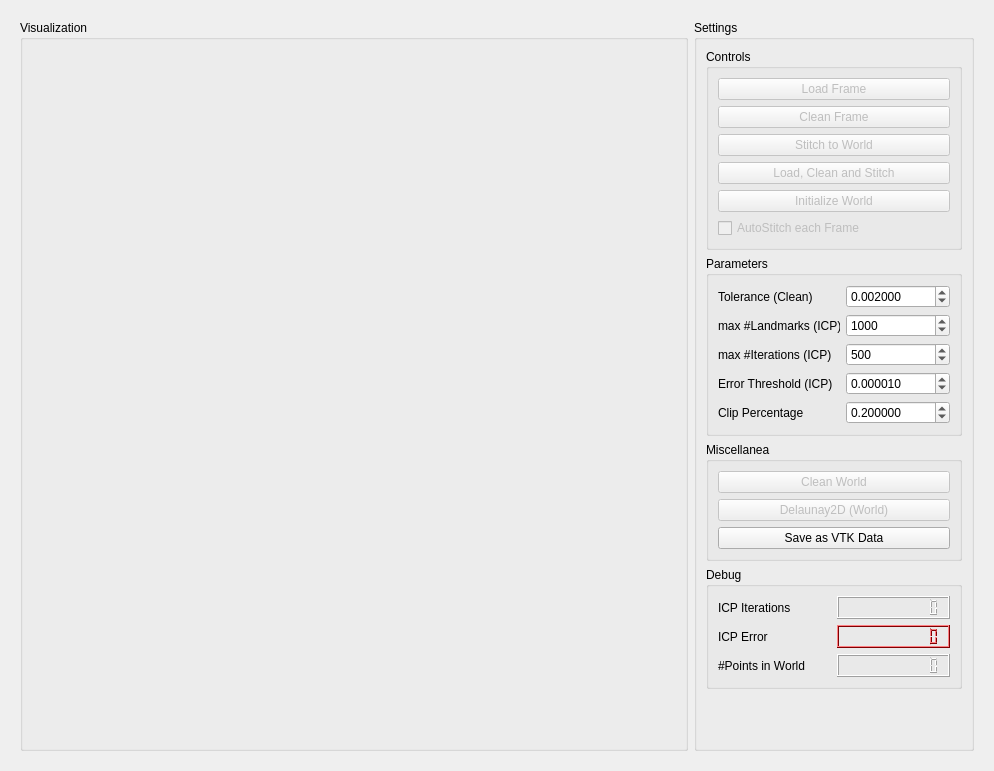
Above: master/seminar/StitchingWidget.ui from anygo/uniprojectsdn before the change. Below: the same form after it.
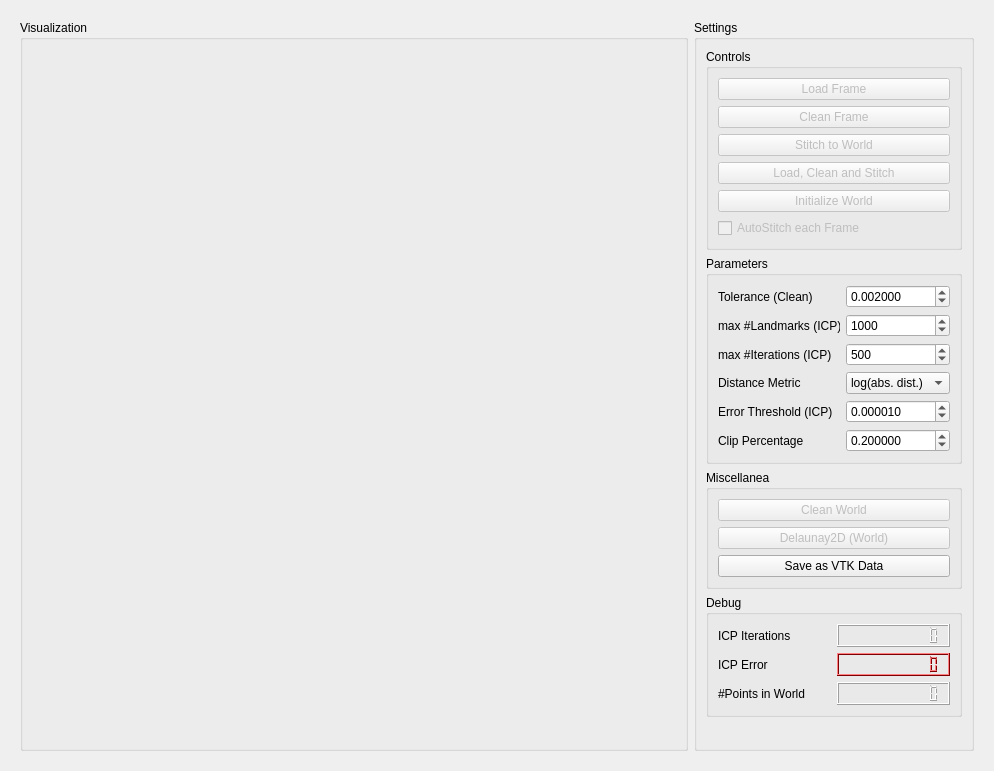
That is the form after the change. Custom widgets are drawn as their Qt base class.

Diff of the .ui file:
```diff
--- a/master/seminar/StitchingWidget.ui
+++ b/master/seminar/StitchingWidget.ui
@@ -216,14 +216,14 @@
               </property>
              </widget>
             </item>
-            <item row="3" column="0">
+            <item row="4" column="0">
              <widget class="QLabel" name="label_6">
               <property name="text">
                <string>Error Threshold (ICP)</string>
               </property>
              </widget>
             </item>
-            <item row="3" column="1">
+            <item row="4" column="1">
              <widget class="QDoubleSpinBox" name="m_DoubleSpinBoxMaxRMS">
               <property name="frame">
                <bool>true</bool>
@@ -251,14 +251,14 @@
               </property>
              </widget>
             </item>
-            <item row="4" column="0">
+            <item row="5" column="0">
              <widget class="QLabel" name="label_7">
               <property name="text">
                <string>Clip Percentage</string>
               </property>
              </widget>
             </item>
-            <item row="4" column="1">
+            <item row="5" column="1">
              <widget class="QDoubleSpinBox" name="m_DoubleSpinBoxClipPercentage">
               <property name="decimals">
                <number>6</number>
@@ -277,6 +277,32 @@
               </property>
              </widget>
             </item>
+            <item row="3" column="0">
+             <widget class="QLabel" name="label_9">
+              <property name="text">
+               <string>Distance Metric</string>
+              </property>
+             </widget>
+            </item>
+            <item row="3" column="1">
+             <widget class="QComboBox" name="m_ComboBoxMetric">
+              <item>
+               <property name="text">
+                <string>log(abs. dist.)</string>
+               </property>
+              </item>
+              <item>
+               <property name="text">
+                <string>abs. dist.</string>
+               </property>
+              </item>
+              <item>
+               <property name="text">
+                <string>squared dist.</string>
+               </property>
+              </item>
+             </widget>
+            </item>
            </layout>
           </widget>
          </item>
```
